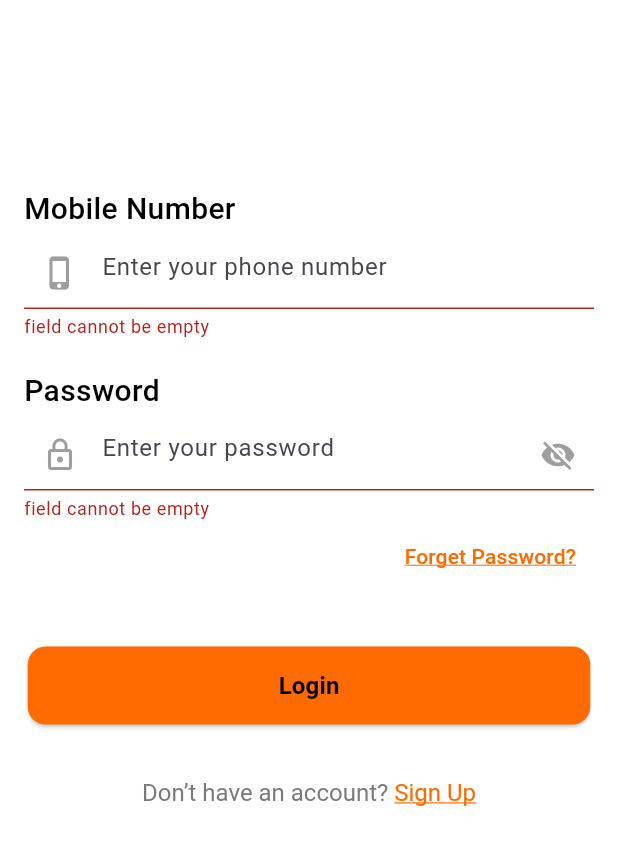
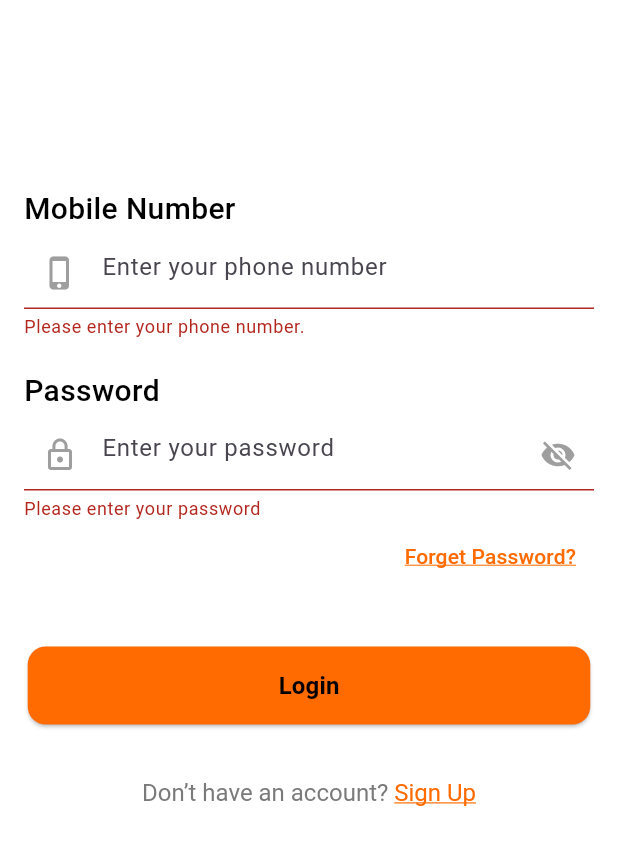
Before and after one commit to Aryanshah010/payhive, a Flutter app: the screen it shows after launch, after a tap on "Login", on a phone screen of 412 x 824 dp, the part 336-1201 px from its top. Run offline on Flutter 3.47's test engine with Material 3 defaults, Android fonts, the phone set to English and light mode, and no system bars.

```diff
--- a/lib/screens/login_screen.dart
+++ b/lib/screens/login_screen.dart
@@ -1,4 +1,5 @@
 import 'package:flutter/material.dart';
+import 'package:payhive/utils/validator_util.dart';
 import 'package:payhive/widgets/main_text_form_field.dart';
 import 'package:payhive/widgets/primary_button_widget.dart';
 
@@ -51,6 +52,8 @@ class _LoginScreenState extends State<LoginScreen> {
                         controller: _phoneController,
                         hintText: "Enter your phone number",
                         label: "Mobile Number",
+                        validator: (value) =>
+                            ValidatorUtil.phoneNumberValidator(value),
                       ),
 
                       SizedBox(height: 20),
@@ -58,6 +61,8 @@ class _LoginScreenState extends State<LoginScreen> {
                       MainTextFormField(
                         prefixIcon: Icons.lock_outline,
                         controller: _passwordController,
+                        validator: (value) =>
+                            ValidatorUtil.passwordValidator(value),
                         hintText: "Enter your password",
                         label: "Password",
                         obscureText: _obscurePassword,
@@ -91,9 +96,14 @@ class _LoginScreenState extends State<LoginScreen> {
                       ),
                       SizedBox(height: 36),
 
-                      PrimaryButtonWidget(onPressed: () {
-                         if (_formKey.currentState?.validate() == true) {print(_phoneController.text);}
-                      }, text: "Login"),
+                      PrimaryButtonWidget(
+                        onPressed: () {
+                          if (_formKey.currentState?.validate() == true) {
+                            print(_phoneController.text);
+                          }
+                        },
+                        text: "Login",
+                      ),
                       SizedBox(height: 36),
                       RichText(
                         text: TextSpan(
--- /dev/null
+++ b/lib/utils/validator_util.dart
@@ -0,0 +1,46 @@
+class ValidatorUtil {
+
+  static String? phoneNumberValidator(String? value) {
+    if (value == null || value.trim().isEmpty) {
+      return 'Please enter your phone number.';
+    }
+
+    String cleanedValue = value.trim().replaceAll(" ", "");
+
+    if (cleanedValue.length != 10) {
+      return 'Phone number must be exactly 10 digits.';
+    }
+
+    if (!RegExp(r'^\d{10}$').hasMatch(cleanedValue)) {
+      return 'Phone number must contain only digits (0-9).';
+    }
+
+    return null;
+  }
+
+  static String? passwordValidator(String? value) {
+    if (value == null || value.trim().isEmpty) {
+      return "Please enter your password";
+    }
+
+    String trimmedPassword = value.trim().replaceAll(" ", "");
+
+    if (trimmedPassword.length < 6) {
+      return "Password must be at least 6 characters long.";
+    }
+
+    if (!RegExp(r'[A-Z]').hasMatch(trimmedPassword)) {
+      return 'Password must contain at least one uppercase letter.';
+    }
+
+    if (!RegExp(r'[a-z]').hasMatch(trimmedPassword)) {
+      return 'Password must contain at least one lowercase letter.';
+    }
+
+    if (!RegExp(r'\d').hasMatch(trimmedPassword)) {
+      return 'Password must contain at least one number.';
+    }
+
+    return null;
+  }
+}
--- a/lib/widgets/main_text_form_field.dart
+++ b/lib/widgets/main_text_form_field.dart
@@ -9,7 +9,8 @@ class MainTextFormField extends StatelessWidget {
     this.prefixIcon,
     this.keyboardType = TextInputType.text,
     this.suffixIcon,
-    this.obscureText=false ,
+    this.obscureText = false,
+    this.validator,
   });
 
   final TextEditingController controller;
@@ -19,6 +20,7 @@ class MainTextFormField extends StatelessWidget {
   final TextInputType keyboardType;
   final Widget? suffixIcon;
   final bool obscureText;
+  final String? Function(String?)? validator;
 
   @override
   Widget build(BuildContext context) {
@@ -39,6 +41,7 @@ class MainTextFormField extends StatelessWidget {
         TextFormField(
           controller: controller,
           keyboardType: keyboardType,
+          validator: validator,
           obscureText: obscureText,
           decoration: InputDecoration(
             prefixIcon: prefixIcon != null
@@ -61,12 +64,6 @@ class MainTextFormField extends StatelessWidget {
               ),
             ),
           ),
-          validator: (value) {
-            if (value == null || value.isEmpty) {
-              return "field cannot be empty";
-            }
-            return null;
-          },
         ),
       ],
     );
```
